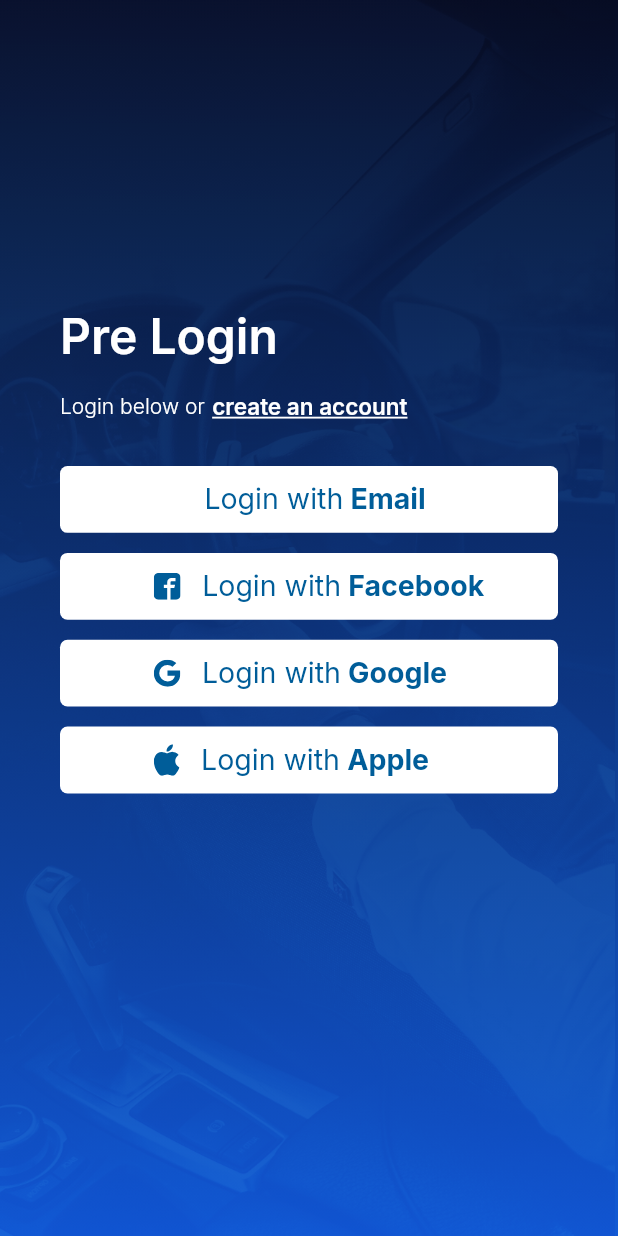
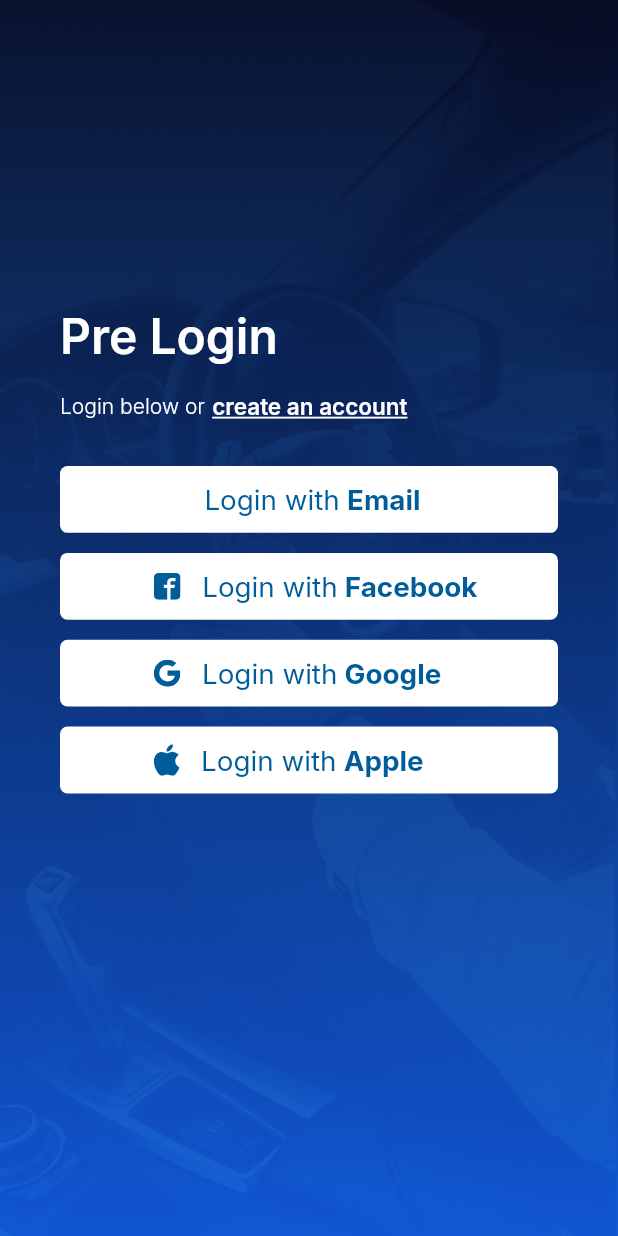
Before and after one commit to qtechdevexperts/panoptesan_driverapp, a Flutter app: the screen it shows after launch, on a phone screen of 412 x 824 dp. Run offline on Flutter 3.47's test engine with Material 2 defaults, Android fonts, the phone set to English and light mode, and no system bars; our stand-ins replace camera, firebase_auth, firebase_core, flutter_screenutil, flutter_svg, font_awesome_flutter and 9 more; missing offline and left inert: ars_dialog, flutter_facebook_auth, fraction, paged_vertical_calendar; accounts and stored records are empty.

Commit message:
m1 complete

```diff
--- a/lib/auth/prelogin.dart
+++ b/lib/auth/prelogin.dart
@@ -53,7 +53,8 @@
       )),
       child: Scaffold(
         backgroundColor: Colors.transparent,
-        body: Padding(
+        body: LayoutBuilder(builder: (context, BoxConstraints box) {
+          return Padding(
             padding: horizontal40Padding,
             child: Column(
               mainAxisAlignment: MainAxisAlignment.start,
@@ -115,7 +116,7 @@
                         Text(
                           'Login with',
                           style: GoogleFonts.inter(
-                          fontSize: 19,
+                            fontSize: box.maxWidth * 0.045,
                             color: kprimary,
                             fontWeight: FontWeight.w400,
                           ),
@@ -124,7 +125,7 @@
                         Text(
                           'Email',
                           style: GoogleFonts.inter(
-                          fontSize: 19,
+                            fontSize: box.maxWidth * 0.045,
                             color: kprimary,
                             fontWeight: FontWeight.w700,
                           ),
@@ -143,7 +144,6 @@
                     progressDialog.show();
 
                     try {
-
                       var user = await signInWithGoogle();
                       if (user == null) {
                         throw ('Cannot sign in');
@@ -152,7 +152,6 @@
                     } catch (e) {
                       progressDialog.dismiss();
                       SnackbarWidget().showsnackbar(e.toString(), context);
-
                     }
                   },
                   child: Container(
@@ -170,7 +169,7 @@
                         Text(
                           'Login with',
                           style: GoogleFonts.inter(
-                          fontSize: 19,
+                            fontSize: box.maxWidth * 0.045,
                             color: kprimary,
                             fontWeight: FontWeight.w400,
                           ),
@@ -179,7 +178,7 @@
                         Text(
                           'Facebook',
                           style: GoogleFonts.inter(
-                          fontSize: 19,
+                            fontSize: box.maxWidth * 0.045,
                             color: kprimary,
                             fontWeight: FontWeight.w700,
                           ),
@@ -251,7 +250,7 @@
                         Text(
                           'Login with',
                           style: GoogleFonts.inter(
-                          fontSize: 19,
+                            fontSize: box.maxWidth * 0.045,
                             color: kprimary,
                             fontWeight: FontWeight.w400,
                           ),
@@ -260,7 +259,7 @@
                         Text(
                           'Google',
                           style: GoogleFonts.inter(
-                          fontSize: 19,
+                            fontSize: box.maxWidth * 0.045,
                             color: kprimary,
                             fontWeight: FontWeight.w700,
                           ),
@@ -285,7 +284,7 @@
                       Text(
                         'Login with',
                         style: GoogleFonts.inter(
-                        fontSize: 19,
+                          fontSize: box.maxWidth * 0.045,
                           color: kprimary,
                           fontWeight: FontWeight.w400,
                         ),
@@ -294,7 +293,7 @@
                       Text(
                         'Apple',
                         style: GoogleFonts.inter(
-                        fontSize: 19,
+                          fontSize: box.maxWidth * 0.045,
                           color: kprimary,
                           fontWeight: FontWeight.w700,
                         ),
@@ -304,7 +303,8 @@
                 ),
               ],
             ),
-        ),
+          );
+        }),
       ),
     );
   }
```
Also changed, not shown: lib/auth/LoginSignup.dart (+14 -2 lines), lib/screens/home.dart (+18 -1 lines), 2 other files. Lines whose indentation alone changed are shown as unchanged.
